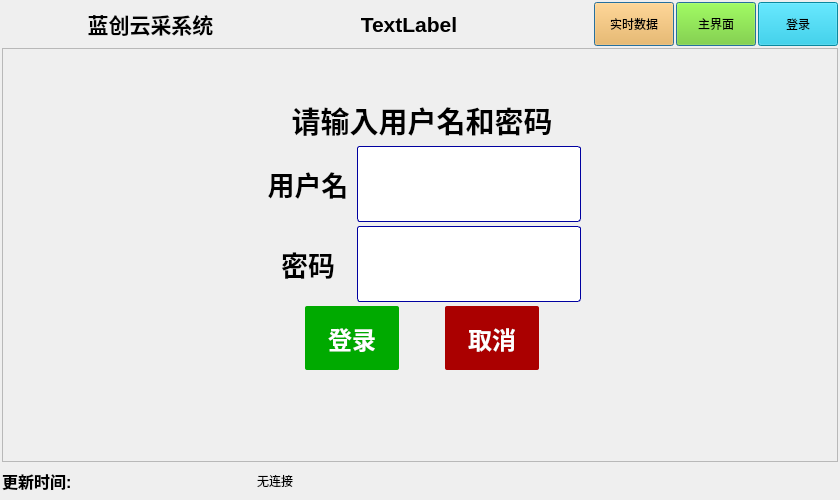
This is qtApp/mainwindow.ui in aa123Eason/workcode as Qt 5 draws it before an edit. The edited form follows.
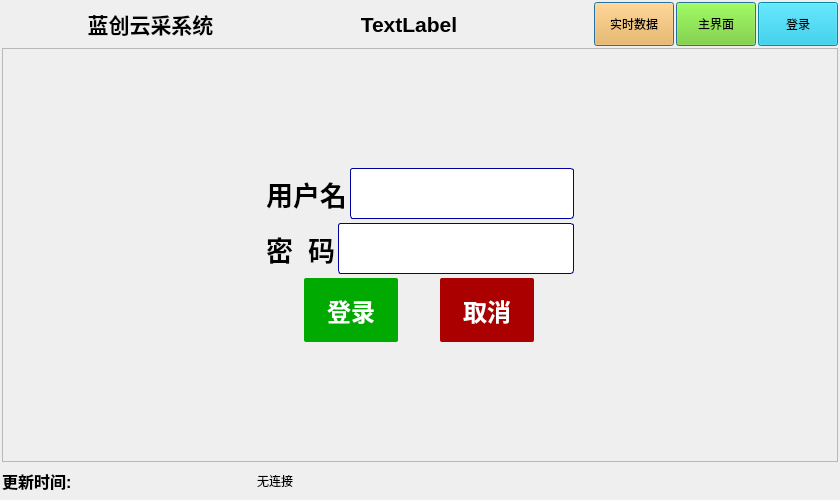
This is the edited form. Icons and pictures are not drawn.

Commit message: 修改布局

Diff of the .ui file:
```diff
--- a/qtApp/mainwindow.ui
+++ b/qtApp/mainwindow.ui
@@ -348,40 +348,82 @@
       </layout>
      </widget>
      <widget class="QWidget" name="page_login">
-      <widget class="QWidget" name="verticalLayoutWidget">
-       <property name="geometry">
-        <rect>
-         <x>260</x>
-         <y>50</y>
-         <width>318</width>
-         <height>271</height>
-        </rect>
+      <layout class="QGridLayout" name="gridLayout" rowstretch="2,3,2" columnstretch="2,1,2">
+       <property name="leftMargin">
+        <number>2</number>
        </property>
-       <layout class="QVBoxLayout" name="verticalLayout_3" stretch="0,1,1,1">
+       <property name="topMargin">
+        <number>2</number>
+       </property>
+       <property name="rightMargin">
+        <number>2</number>
+       </property>
+       <property name="bottomMargin">
+        <number>2</number>
+       </property>
+       <property name="spacing">
+        <number>2</number>
+       </property>
+       <item row="1" column="0">
+        <spacer name="horizontalSpacer">
+         <property name="orientation">
+          <enum>Qt::Horizontal</enum>
+         </property>
+         <property name="sizeHint" stdset="0">
+          <size>
+           <width>40</width>
+           <height>20</height>
+          </size>
+         </property>
+        </spacer>
+       </item>
+       <item row="0" column="1">
+        <spacer name="horizontalSpacer_4">
+         <property name="orientation">
+          <enum>Qt::Horizontal</enum>
+         </property>
+         <property name="sizeHint" stdset="0">
+          <size>
+           <width>40</width>
+           <height>20</height>
+          </size>
+         </property>
+        </spacer>
+       </item>
+       <item row="0" column="2">
+        <spacer name="horizontalSpacer_5">
+         <property name="orientation">
+          <enum>Qt::Horizontal</enum>
+         </property>
+         <property name="sizeHint" stdset="0">
+          <size>
+           <width>40</width>
+           <height>20</height>
+          </size>
+         </property>
+        </spacer>
+       </item>
+       <item row="1" column="1">
+        <layout class="QVBoxLayout" name="verticalLayout_3" stretch="1,1,0">
         <property name="spacing">
          <number>4</number>
         </property>
-        <item>
-         <widget class="QLabel" name="label">
-          <property name="font">
-           <font>
-            <pointsize>22</pointsize>
-            <weight>75</weight>
-            <bold>true</bold>
-           </font>
-          </property>
-          <property name="text">
-           <string>请输入用户名和密码</string>
-          </property>
-          <property name="alignment">
-           <set>Qt::AlignCenter</set>
-          </property>
-         </widget>
-        </item>
+         <property name="sizeConstraint">
+          <enum>QLayout::SetMinimumSize</enum>
+         </property>
         <item>
-         <layout class="QHBoxLayout" name="horizontalLayout_3" stretch="0,1">
+          <layout class="QHBoxLayout" name="horizontalLayout_3" stretch="1,4">
+           <property name="spacing">
+            <number>3</number>
+           </property>
           <item>
            <widget class="QLabel" name="label_3">
+             <property name="sizePolicy">
+              <sizepolicy hsizetype="Fixed" vsizetype="Preferred">
+               <horstretch>0</horstretch>
+               <verstretch>0</verstretch>
+              </sizepolicy>
+             </property>
             <property name="font">
              <font>
               <pointsize>20</pointsize>
@@ -400,7 +442,7 @@
           <item>
            <widget class="QLineEdit" name="userNameEdit">
             <property name="sizePolicy">
-             <sizepolicy hsizetype="Fixed" vsizetype="Preferred">
+              <sizepolicy hsizetype="Preferred" vsizetype="Preferred">
               <horstretch>0</horstretch>
               <verstretch>0</verstretch>
              </sizepolicy>
@@ -456,9 +498,18 @@
          </layout>
         </item>
         <item>
-         <layout class="QHBoxLayout" name="horizontalLayout_4" stretch="0,1">
+          <layout class="QHBoxLayout" name="horizontalLayout_4" stretch="1,4">
+           <property name="spacing">
+            <number>3</number>
+           </property>
           <item>
            <widget class="QLabel" name="label_4">
+             <property name="sizePolicy">
+              <sizepolicy hsizetype="Fixed" vsizetype="Preferred">
+               <horstretch>0</horstretch>
+               <verstretch>0</verstretch>
+              </sizepolicy>
+             </property>
             <property name="font">
              <font>
               <pointsize>20</pointsize>
@@ -467,7 +518,7 @@
              </font>
             </property>
             <property name="text">
-             <string>密码</string>
+              <string>密  码</string>
             </property>
             <property name="alignment">
              <set>Qt::AlignCenter</set>
@@ -477,7 +528,7 @@
           <item>
            <widget class="QLineEdit" name="pwdEdit">
             <property name="sizePolicy">
-             <sizepolicy hsizetype="Fixed" vsizetype="Preferred">
+              <sizepolicy hsizetype="Preferred" vsizetype="Preferred">
               <horstretch>0</horstretch>
               <verstretch>0</verstretch>
              </sizepolicy>
@@ -628,7 +679,73 @@
          </layout>
         </item>
        </layout>
-      </widget>
+       </item>
+       <item row="0" column="0">
+        <spacer name="horizontalSpacer_3">
+         <property name="orientation">
+          <enum>Qt::Horizontal</enum>
+         </property>
+         <property name="sizeHint" stdset="0">
+          <size>
+           <width>40</width>
+           <height>20</height>
+          </size>
+         </property>
+        </spacer>
+       </item>
+       <item row="1" column="2">
+        <spacer name="horizontalSpacer_2">
+         <property name="orientation">
+          <enum>Qt::Horizontal</enum>
+         </property>
+         <property name="sizeHint" stdset="0">
+          <size>
+           <width>40</width>
+           <height>20</height>
+          </size>
+         </property>
+        </spacer>
+       </item>
+       <item row="2" column="0">
+        <spacer name="horizontalSpacer_6">
+         <property name="orientation">
+          <enum>Qt::Horizontal</enum>
+         </property>
+         <property name="sizeHint" stdset="0">
+          <size>
+           <width>40</width>
+           <height>20</height>
+          </size>
+         </property>
+        </spacer>
+       </item>
+       <item row="2" column="1">
+        <spacer name="horizontalSpacer_7">
+         <property name="orientation">
+          <enum>Qt::Horizontal</enum>
+         </property>
+         <property name="sizeHint" stdset="0">
+          <size>
+           <width>40</width>
+           <height>20</height>
+          </size>
+         </property>
+        </spacer>
+       </item>
+       <item row="2" column="2">
+        <spacer name="horizontalSpacer_8">
+         <property name="orientation">
+          <enum>Qt::Horizontal</enum>
+         </property>
+         <property name="sizeHint" stdset="0">
+          <size>
+           <width>40</width>
+           <height>20</height>
+          </size>
+         </property>
+        </spacer>
+       </item>
+      </layout>
      </widget>
      <widget class="QWidget" name="page_appshow"/>
     </widget>
```
Lines whose indentation alone changed are shown as unchanged. The commit also changes 6 other files.
